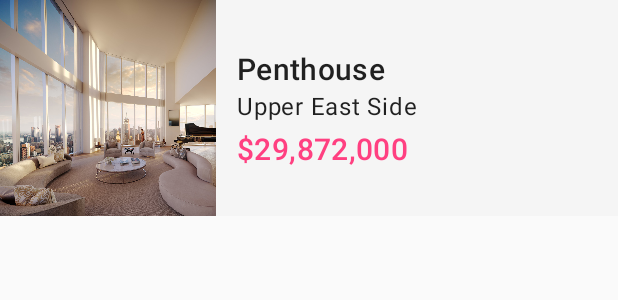
After one commit to GabrielAranias/RealEstateManager, an Android app: the layout estate_item.xml on its own in the app's theme, with its tools: preview values and no code run, on a phone screen of 412 x 824 dp. The commit adds this screen. Shown: the top 300 px of the screen. Run offline under Robolectric (Android 15) with nearby library versions, the phone set to English and light mode, and no system bars.

Commit message:
Theme refinement + kotlin plugin + first fragments x layouts

```diff
--- a/app/build.gradle
+++ b/app/build.gradle
@@ -1,4 +1,5 @@
 apply plugin: 'com.android.application'
+apply plugin: 'org.jetbrains.kotlin.android'
 
 android {
     compileSdkVersion 31
@@ -29,6 +30,8 @@ dependencies {
     implementation 'androidx.appcompat:appcompat:1.4.1'
     implementation 'com.google.android.material:material:1.5.0'
     implementation 'androidx.constraintlayout:constraintlayout:2.1.3'
+    implementation("androidx.slidingpanelayout:slidingpanelayout:1.2.0")
+    implementation 'androidx.legacy:legacy-support-v4:1.0.0'
 
     // TESTING
     testImplementation 'junit:junit:4.13.2'
--- a/app/src/main/AndroidManifest.xml
+++ b/app/src/main/AndroidManifest.xml
@@ -13,7 +13,7 @@
         android:supportsRtl="true"
         android:theme="@style/AppTheme">
         <activity
-            android:name="com.openclassrooms.realestatemanager.MainActivity"
+            android:name=".ui.MainActivity"
             android:exported="true">
             <intent-filter>
                 <action android:name="android.intent.action.MAIN" />
@@ -21,7 +21,7 @@
                 <category android:name="android.intent.category.LAUNCHER" />
             </intent-filter>
         </activity>
-        <activity android:name="com.openclassrooms.realestatemanager.SecondActivity" />
+        <activity android:name=".ui.old.InitialMainActivity" />
     </application>
 
 </manifest>
--- /dev/null
+++ b/app/src/main/res/layout/estate_item.xml
@@ -0,0 +1,57 @@
+<?xml version="1.0" encoding="utf-8"?>
+<androidx.constraintlayout.widget.ConstraintLayout xmlns:android="http://schemas.android.com/apk/res/android"
+    xmlns:app="http://schemas.android.com/apk/res-auto"
+    xmlns:tools="http://schemas.android.com/tools"
+    android:layout_width="match_parent"
+    android:layout_height="wrap_content"
+    android:background="@color/colorSecondary">
+
+    <androidx.appcompat.widget.AppCompatImageView
+        android:id="@+id/estate_photo"
+        android:layout_width="0dp"
+        android:layout_height="0dp"
+        android:adjustViewBounds="true"
+        android:scaleType="centerCrop"
+        app:layout_constraintHeight_default="wrap"
+        app:layout_constraintStart_toStartOf="parent"
+        app:layout_constraintTop_toTopOf="parent"
+        app:layout_constraintWidth_percent="0.35"
+        tools:src="@drawable/penthouse_sample" />
+
+    <LinearLayout
+        android:layout_width="wrap_content"
+        android:layout_height="wrap_content"
+        android:orientation="vertical"
+        app:layout_constraintBottom_toBottomOf="parent"
+        app:layout_constraintStart_toEndOf="@+id/estate_photo"
+        app:layout_constraintTop_toTopOf="parent">
+
+        <TextView
+            android:id="@+id/estate_type"
+            android:layout_width="wrap_content"
+            android:layout_height="wrap_content"
+            android:layout_marginStart="14dp"
+            android:textAppearance="@style/TextAppearance.MaterialComponents.Headline6"
+            tools:text="Penthouse" />
+
+        <TextView
+            android:id="@+id/estate_district"
+            android:layout_width="wrap_content"
+            android:layout_height="wrap_content"
+            android:layout_marginStart="14dp"
+            android:textAppearance="@style/TextAppearance.MaterialComponents.Body1"
+            tools:text="Upper East Side" />
+
+        <TextView
+            android:id="@+id/estate_value"
+            android:layout_width="wrap_content"
+            android:layout_height="wrap_content"
+            android:layout_marginStart="14dp"
+            android:layout_marginTop="4dp"
+            android:textAppearance="@style/TextAppearance.MaterialComponents.Headline6"
+            android:textColor="@color/colorAccent"
+            tools:text="$29,872,000" />
+
+    </LinearLayout>
+
+</androidx.constraintlayout.widget.ConstraintLayout>
--- a/app/src/main/res/values/colors.xml
+++ b/app/src/main/res/values/colors.xml
@@ -1,6 +1,12 @@
 <?xml version="1.0" encoding="utf-8"?>
 <resources>
-    <color name="colorPrimary">#3F51B5</color>
-    <color name="colorPrimaryDark">#303F9F</color>
+    <color name="colorPrimary">#546e7a</color>
+    <color name="colorPrimaryLight">#819ca9</color>
+    <color name="colorPrimaryDark">#29434e</color>
+
+    <color name="colorSecondary">#f5f5f5</color>
+    <color name="colorSecondaryLight">#ffffff</color>
+    <color name="colorSecondaryDark">#c1c1c1</color>
+
     <color name="colorAccent">#FF4081</color>
 </resources>
--- a/app/src/main/res/values/styles.xml
+++ b/app/src/main/res/values/styles.xml
@@ -1,10 +1,19 @@
-<resources>
+<resources xmlns:tools="http://schemas.android.com/tools">
 
     <!-- Base application theme. -->
     <style name="AppTheme" parent="Theme.AppCompat.Light.DarkActionBar">
-        <!-- Customize your theme here. -->
+        <!-- Primary brand color. -->
         <item name="colorPrimary">@color/colorPrimary</item>
-        <item name="colorPrimaryDark">@color/colorPrimaryDark</item>
+        <item name="colorPrimaryVariant">@color/colorPrimaryDark</item>
+        <item name="colorOnPrimary">@android:color/white</item>
+        <!-- Secondary brand color. -->
+        <item name="colorSecondary">@color/colorSecondary</item>
+        <item name="colorSecondaryVariant">@color/colorSecondaryDark</item>
+        <item name="colorOnSecondary">@android:color/black</item>
+        <!-- Status bar color. -->
+        <item name="android:statusBarColor" tools:targetApi="lollipop">?attr/colorPrimaryVariant
+        </item>
+        <!-- Accent color. -->
         <item name="colorAccent">@color/colorAccent</item>
     </style>
 
--- a/build.gradle
+++ b/build.gradle
@@ -8,6 +8,7 @@ buildscript {
     }
     dependencies {
         classpath 'com.android.tools.build:gradle:7.1.2'
+        classpath 'org.jetbrains.kotlin:kotlin-gradle-plugin:1.6.10'
 
 
         // NOTE: Do not place your application dependencies here; they belong
```
Also changed, not shown: app/src/main/java/com/openclassrooms/realestatemanager/SecondActivity.java (deleted, +0 -14 lines), app/src/main/java/com/openclassrooms/realestatemanager/ui/DetailFragment.kt (added, +25 -0 lines), app/src/main/java/com/openclassrooms/realestatemanager/ui/MainActivity.kt (added, +16 -0 lines), app/src/main/java/com/openclassrooms/realestatemanager/ui/MainFragment.kt (added, +25 -0 lines), app/src/main/java/com/openclassrooms/realestatemanager/ui/old/InitialMainActivity.java (renamed from app/src/main/java/com/openclassrooms/realestatemanager/MainActivity.java, +6 -3 lines), app/src/main/res/layout/activity_initial_main.xml (renamed from app/src/main/res/layout/activity_second.xml, +15 -4 lines), app/src/main/res/layout/activity_main.xml (+8 -31 lines), app/src/main/res/layout/fragment_detail.xml (added, +8 -0 lines), app/src/main/res/layout/fragment_main.xml (added, +25 -0 lines), app/src/main/res/drawable/penthouse_sample.jpg (added).
